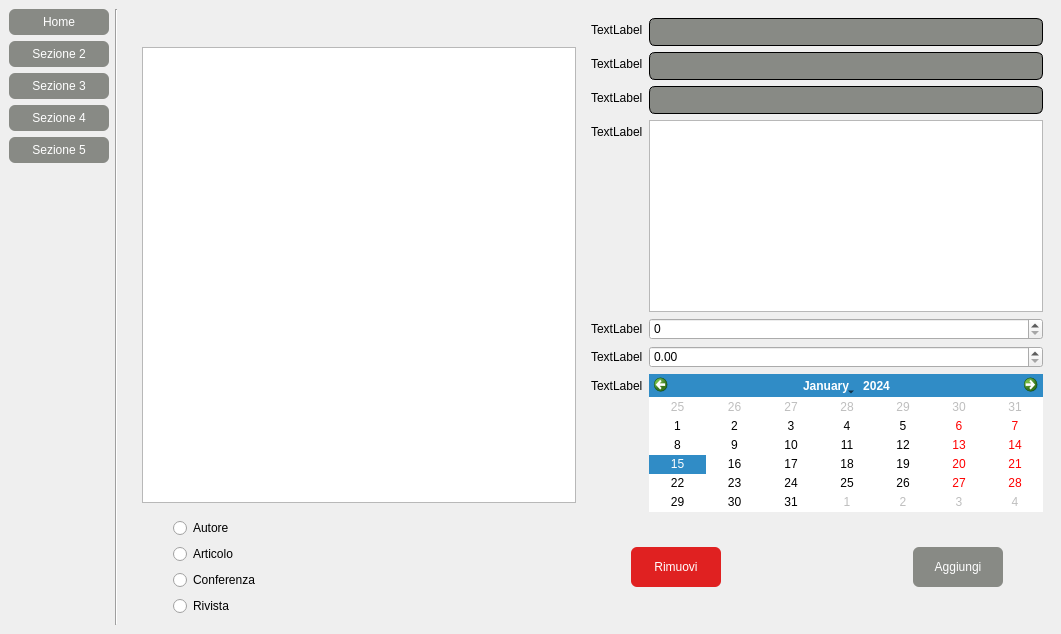
Old version of the form Progetto/mainwindow.ui in the repository simoven/ProgettoPO.
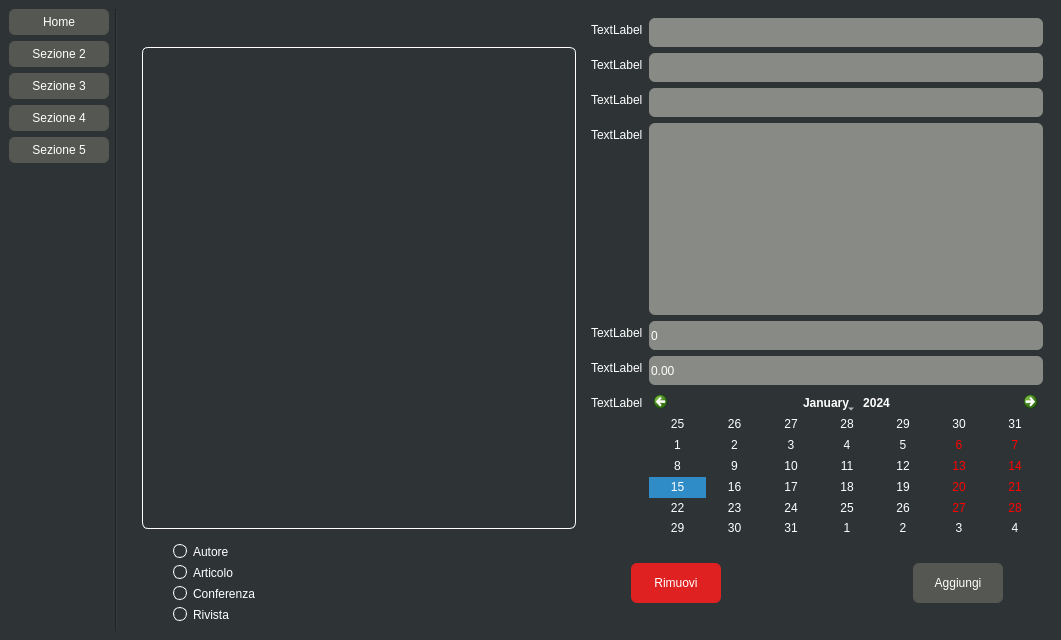
New version of the form. Icons and pictures are not drawn.

What changed in the file:
```diff
--- a/Progetto/mainwindow.ui
+++ b/Progetto/mainwindow.ui
@@ -7,26 +7,85 @@
     <x>0</x>
     <y>0</y>
     <width>1061</width>
-    <height>634</height>
+    <height>640</height>
    </rect>
   </property>
   <property name="windowTitle">
    <string>MainWindow</string>
   </property>
   <property name="styleSheet">
-   <string notr="true">QPushButton {
+   <string notr="true">QWidget {
+background-color: rgb(46, 52, 54);
+color : white;
+}
+
+QRadioButton {
+	color : white;
+}
+
+QRadioButton::indicator {
+	border-radius: 7px;
+	border : 1px solid white;
+}
+
+QRadioButton::indicator:unchecked {
+	background-color: rgb(46, 52, 54);
+}
+
+QRadioButton::indicator::unchecked:hover {
+    background-color : rgb(114, 159, 207)
+}
+
+QRadioButton::indicator:checked {
+	background-color : white;
+}
+
+QPushButton {
 	border-radius : 6px;
 	color : white;
-	background-color :  rgb(136, 138, 133);
+	background-color :  rgb(85, 87, 83);
+}
+
+QSpinBox {
+	border-radius : 6px;
+	color : white;
+	background-color : rgb(136, 138, 133);
+}
+
+QDoubleSpinBox {
+	border-radius : 6px;
+	color : white;
+	background-color : rgb(136, 138, 133);
+}
+
+QListWidget {
+	border : 1px solid white;
+	border-radius : 6px;
+}
+
+QListWidget::Item {
+	background-color :  rgb(85, 87, 83);
+}
+
+QListWidget::Item:selected {
+	background-color : rgb(52, 101, 164);
+}
+
+QPushButton:hover{
+    background-color : rgb(114, 159, 207);
 }
 
 QLineEdit {
 	border-radius : 6px;
-	border : 1px solid black;
 	color : white;
-	background-color :  rgb(136, 138, 133);
-	padding : 5px;
+	background-color : rgb(136, 138, 133);
 
+}
+
+QPlainTextEdit {
+	border-radius : 6px;
+	color : white;
+	background-color : rgb(136, 138, 133);
 }</string>
   </property>
   <widget class="QWidget" name="centralwidget">
@@ -230,7 +289,7 @@
                 <property name="minimumSize">
                  <size>
                   <width>0</width>
-                  <height>26</height>
+                  <height>29</height>
                  </size>
                 </property>
                </widget>
@@ -247,7 +306,7 @@
                 <property name="minimumSize">
                  <size>
                   <width>0</width>
-                  <height>26</height>
+                  <height>29</height>
                  </size>
                 </property>
                </widget>
@@ -264,7 +323,7 @@
                 <property name="minimumSize">
                  <size>
                   <width>0</width>
-                  <height>26</height>
+                  <height>29</height>
                  </size>
                 </property>
                </widget>
@@ -287,7 +346,17 @@
                </widget>
               </item>
               <item row="4" column="1">
-               <widget class="QSpinBox" name="spinBox"/>
+               <widget class="QSpinBox" name="spinBox">
+                <property name="minimumSize">
+                 <size>
+                  <width>0</width>
+                  <height>29</height>
+                 </size>
+                </property>
+                <property name="buttonSymbols">
+                 <enum>QAbstractSpinBox::NoButtons</enum>
+                </property>
+               </widget>
               </item>
               <item row="5" column="0">
                <widget class="QLabel" name="label6">
@@ -297,7 +366,17 @@
                </widget>
               </item>
               <item row="5" column="1">
-               <widget class="QDoubleSpinBox" name="doubleSpinBox"/>
+               <widget class="QDoubleSpinBox" name="doubleSpinBox">
+                <property name="minimumSize">
+                 <size>
+                  <width>0</width>
+                  <height>29</height>
+                 </size>
+                </property>
+                <property name="buttonSymbols">
+                 <enum>QAbstractSpinBox::NoButtons</enum>
+                </property>
+               </widget>
               </item>
               <item row="6" column="1">
                <widget class="QCalendarWidget" name="calendarWidget">
@@ -430,7 +509,14 @@
                </size>
               </property>
               <property name="styleSheet">
-               <string notr="true">background-color : rgb(224, 33, 33);
+               <string notr="true">QPushButton {
+	background-color : rgb(224, 33, 33);
+}
+
+QPushButton:hover{
+	background-color : rgb(204, 0, 0);
+}
+
 
 
 </string>
```
Left out of the diff: 10 changed lines with no effect on the pictures.
